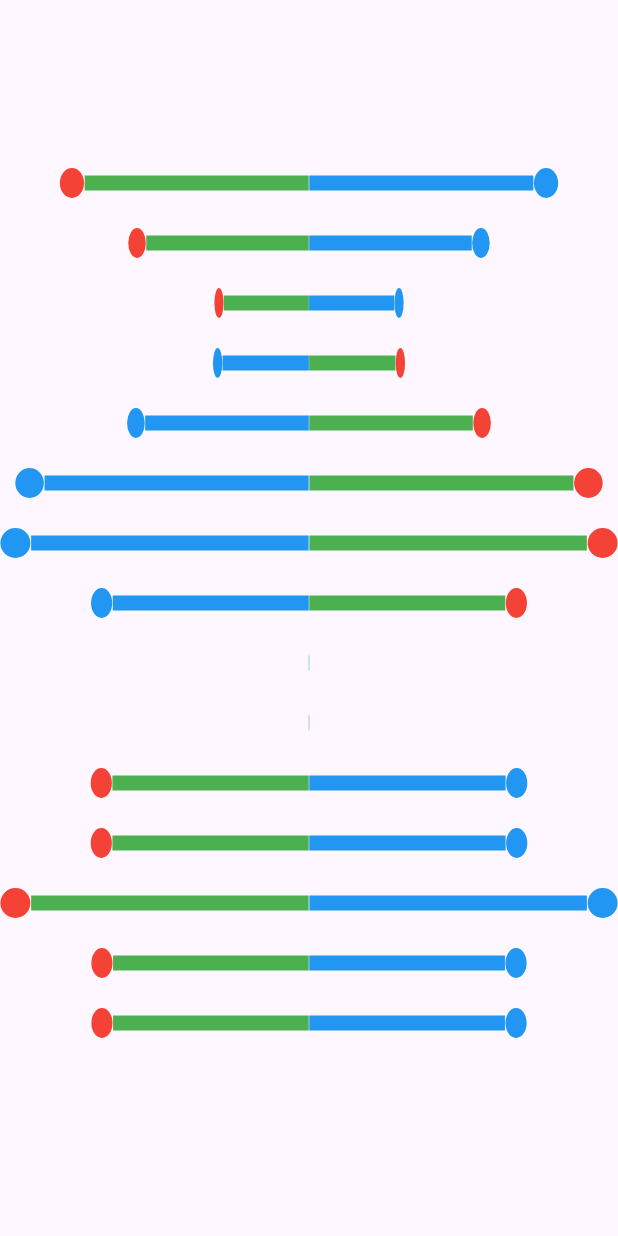
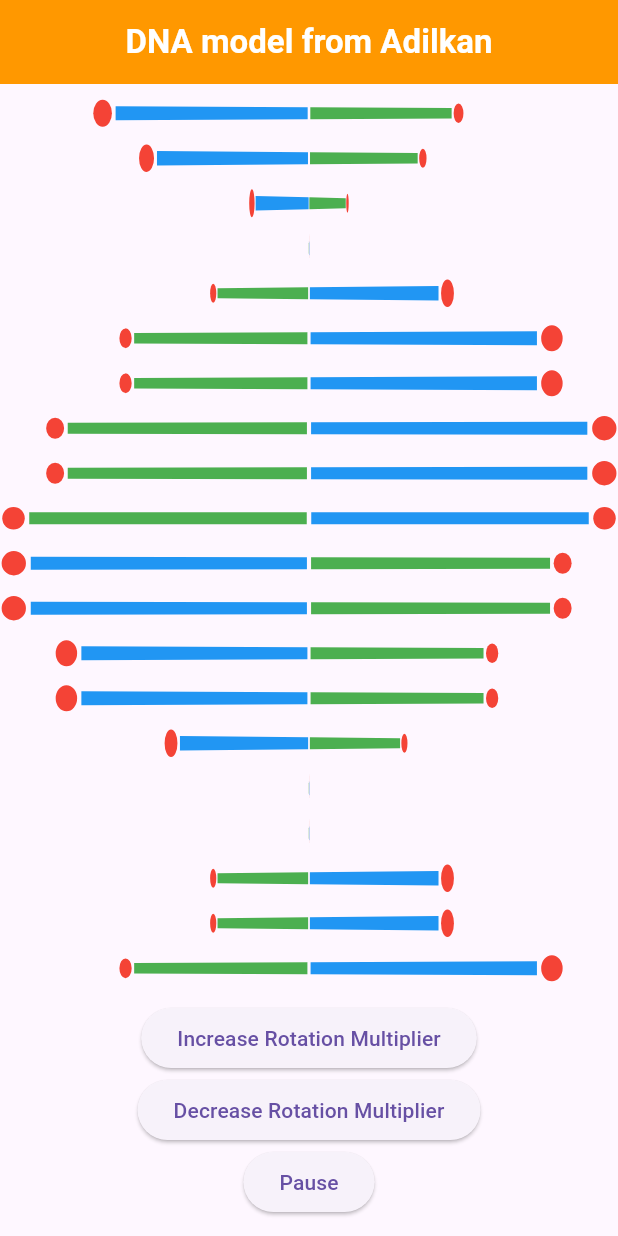
Before and after one commit to adilkananarbekov/DNA, a Flutter app: the screen it shows after launch, on a phone screen of 412 x 824 dp. Run offline on Flutter 3.47's test engine with Material 3 defaults, Android fonts, the phone set to English and light mode, and no system bars.

Commit message:
DNA some changes

```diff
--- a/main_page/lib/main.dart
+++ b/main_page/lib/main.dart
@@ -4,24 +4,64 @@ void main() {
   runApp(MyApp());
 }
 
+double rotationMultiplier = 1.0;
+bool direction = true;
+
 class MyApp extends StatelessWidget {
   @override
   Widget build(BuildContext context) {
     return MaterialApp(
       home: Scaffold(
+          appBar: AppBar(
+            backgroundColor: Colors.orange,
+            title: Text(
+              'DNA model from Adilkan',
+              style: TextStyle(
+                fontSize: 22,
+                fontWeight: FontWeight.w600,
+                color: Colors.white,
+              ),
+            ),
+            centerTitle: true,
+          ),
           body: Center(
             child: Column(
               mainAxisAlignment: MainAxisAlignment.center,
               children: [
-            for (int i = 0; i < 15; i++) ...[
+                for (int i = 3; i < 23; ++i) ...[
                   RotationAnimation(i * 0.15),
                   SizedBox(
-                height: 20,
+                    height: 15,
                   )
-            ]
                 ],
+                Column(
+                  mainAxisAlignment: MainAxisAlignment.center,
+                  children: [
+                    ElevatedButton(
+                      onPressed: () {
+                        rotationMultiplier += 0.1;
+                      },
+                      child: Text('Increase Rotation Multiplier'),
+                    ),
+                    SizedBox(width: 10),
+                    ElevatedButton(
+                      onPressed: () {
+                        rotationMultiplier -= 0.1;
+                      },
+                      child: Text('Decrease Rotation Multiplier'),
+                    ),
+                    SizedBox(width: 10),
+                    ElevatedButton(
+                      onPressed: () {
+                        rotationMultiplier = 0;
+                      },
+                      child: Text('Pause'),
+                    ),
+                  ],
+                ),
+              ],
+            ),
           )),
-      ),
     );
   }
 }
@@ -62,8 +102,9 @@ class _RotationAnimationState extends State<RotationAnimation>
         return Transform(
           alignment: FractionalOffset.center,
           transform: Matrix4.identity()
-            // ..setEntry(3, 2, 0.001) // perspective
-            ..rotateY(_controller.value * 2.0 * 3.14), // Rotate in Y
+            ..setEntry(3, 2, 0.001) // perspective
+            ..rotateY(
+                _controller.value * rotationMultiplier * 3.14), // Rotate in Y
           child: child,
         );
       },
@@ -71,8 +112,8 @@ class _RotationAnimationState extends State<RotationAnimation>
         mainAxisAlignment: MainAxisAlignment.spaceAround,
         children: [
           Container(
-            width: 20,
-            height: 20,
+            width: 15,
+            height: 15,
             decoration: BoxDecoration(
               color: Colors.red,
               shape: BoxShape.circle,
@@ -80,19 +121,19 @@ class _RotationAnimationState extends State<RotationAnimation>
           ),
           Container(
             width: 185,
-            height: 10,
+            height: 8,
             color: Colors.green,
           ),
           Container(
             width: 185,
-            height: 10,
+            height: 8,
             color: Colors.blue,
           ),
           Container(
-            width: 20,
-            height: 20,
+            width: 15,
+            height: 15,
             decoration: BoxDecoration(
-              color: Colors.blue,
+              color: Colors.red,
               shape: BoxShape.circle,
             ),
           ),
```
Lines whose indentation alone changed are shown as unchanged.
